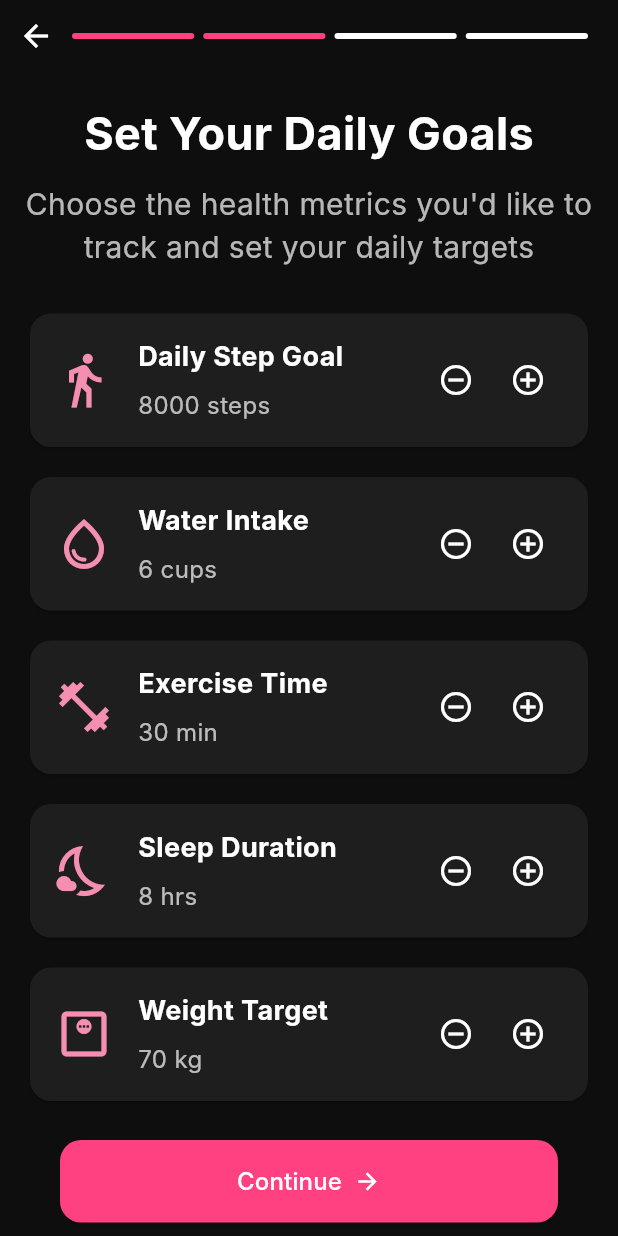
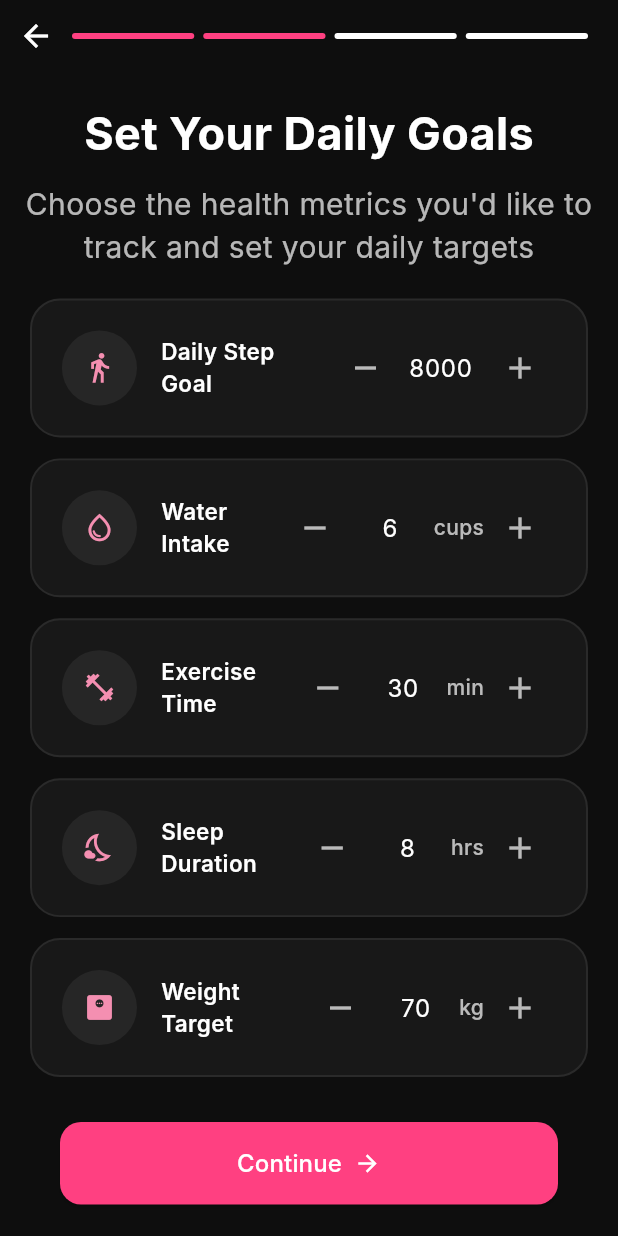
Before and after one commit to SmartyPaants/hyprova_health, a Flutter app: the OnboardingGoalsScreen screen opened directly, on a phone screen of 412 x 824 dp. Run offline on Flutter 3.47's test engine with Material 3 defaults, Android fonts, the light colour scheme and no system bars; Roboto replaces fonts that are missing (Inter).

Commit message:
Saves goals screen data and loads back correctly To work: Animating process from reason screen to goals screen

```diff
--- a/lib/onboarding/onboarding_goals_screen.dart
+++ b/lib/onboarding/onboarding_goals_screen.dart
@@ -45,7 +45,17 @@ class _OnboardingGoalsScreenState extends State<OnboardingGoalsScreen> {
             Row(
               children: [
                 IconButton(
-                  onPressed: () => Navigator.pop(context),
+                  onPressed: () => {
+                    Provider.of<OnboardingState>(context, listen: false)
+                            .setGoals({
+                          "steps": steps,
+                          "water": water,
+                          "exercise": exercise,
+                          "sleep": sleep,
+                          "weight": weight,
+                      }),
+                    Navigator.pop(context)
+                    },
                   icon: const Icon(Icons.arrow_back, color: Colors.white),
                 ),
                 Expanded(
@@ -101,11 +111,10 @@ class _OnboardingGoalsScreenState extends State<OnboardingGoalsScreen> {
                     icon: Icons.directions_walk,
                     title: "Daily Step Goal",
                     value: steps,
-                    unit: "steps",
-                    onPlus: () => setState(() => steps += 100),
-                    onMinus: () => setState(() {
-                      steps = (steps - 100).clamp(1000, 50000);
-                    }),
+                    unit: "",
+                    onPlus: () => setState(() => steps += 500),
+                    onMinus: () => setState(() => steps = (steps - 500).clamp(1000, 50000)),
+                    onChanged: (v) => setState(() => steps = v.clamp(1000, 50000)),
                   ),
                   _goalCard(
                     icon: Icons.water_drop_outlined,
@@ -113,9 +122,8 @@ class _OnboardingGoalsScreenState extends State<OnboardingGoalsScreen> {
                     value: water,
                     unit: "cups",
                     onPlus: () => setState(() => water++),
-                    onMinus: () => setState(() {
-                      water = (water - 1).clamp(1, 30);
-                    }),
+                    onMinus: () => setState(() => water = (water - 1).clamp(1, 30)),
+                    onChanged: (v) => setState(() => water = v.clamp(1, 30)),
                   ),
                   _goalCard(
                     icon: Icons.fitness_center_outlined,
@@ -123,9 +131,8 @@ class _OnboardingGoalsScreenState extends State<OnboardingGoalsScreen> {
                     value: exercise,
                     unit: "min",
                     onPlus: () => setState(() => exercise += 5),
-                    onMinus: () => setState(() {
-                      exercise = (exercise - 5).clamp(5, 300);
-                    }),
+                    onMinus: () => setState(() => exercise = (exercise - 5).clamp(5, 300)),
+                    onChanged: (v) => setState(() => exercise = v.clamp(5, 300)),
                   ),
                   _goalCard(
                     icon: Icons.nights_stay_outlined,
@@ -136,9 +143,10 @@ class _OnboardingGoalsScreenState extends State<OnboardingGoalsScreen> {
                     onMinus: () => setState(() {
                       sleep = (sleep-1).clamp(4, 15);
                     }),
+                    onChanged: (v) => setState(() => sleep = v.clamp(4, 15)),
                   ),
                   _goalCard(
-                    icon: Icons.monitor_weight_outlined,
+                    icon: Icons.monitor_weight_rounded,
                     title: "Weight Target",
                     value: weight,
                     unit: "kg",
@@ -146,6 +154,7 @@ class _OnboardingGoalsScreenState extends State<OnboardingGoalsScreen> {
                     onMinus: () => setState(() {
                       weight = (weight-1).clamp(30, 300);
                     }),
+                    onChanged: (v) => setState(() => weight = v.clamp(30, 300)),
                   ),
 
                   // Continue Button
@@ -219,56 +228,92 @@ class _OnboardingGoalsScreenState extends State<OnboardingGoalsScreen> {
   required String unit,
   required VoidCallback onPlus,
   required VoidCallback onMinus,
+  required Function(int) onChanged,
 }) {
-    return Card(
-      color: const Color(0xFF1E1E1E),
-      shape: RoundedRectangleBorder(
-        borderRadius: BorderRadius.circular(14),
+  final controller = TextEditingController(text: value.toString());
+
+  return Container(
+    margin: const EdgeInsets.only(bottom: 14),
+    padding: const EdgeInsets.all(20),
+    decoration: BoxDecoration(
+      color: Colors.white.withValues(alpha: 0.04),
+      borderRadius: BorderRadius.circular(20),
+      border: Border.all(
+        color: Colors.white.withValues(alpha: 0.08),
+        width: 1.3,
       ),
-      margin: const EdgeInsets.symmetric(vertical: 10),
-      child: Padding(
-        padding: const EdgeInsets.all(16),
+    ),
     child: Row(
       children: [
-            Icon(icon, color: Colors.pink[200], size: 40),
+        // Icon circle
+        Container(
+          padding: const EdgeInsets.all(14),
+          decoration: BoxDecoration(
+            color: Colors.white.withValues(alpha: 0.06),
+            shape: BoxShape.circle,
+          ),
+          child: Icon(icon, color: Colors.pink[200], size: 22),
+        ),
+
         const SizedBox(width: 16),
+
+        // Title
         Expanded(
-              child: Column(
-                crossAxisAlignment: CrossAxisAlignment.start,
-                children: [
-                  Text(
+          child: Text(
             title,
-                    style: const TextStyle(
+            style: TextStyle(
               color: Colors.white,
-                      fontSize: 18,
-                      fontWeight: FontWeight.bold,
+              fontSize: 15,
+              fontWeight: FontWeight.w600,
             ),
           ),
-                  const SizedBox(height: 8),
-                  Text(
-                    "$value $unit",
-                    style: const TextStyle(
-                      color: Colors.white70,
-                      fontSize: 16,
+        ),
+
+        // Minus button
+        IconButton(
+          onPressed: onMinus,
+          icon: const Icon(Icons.remove, color: Colors.white70),
+        ),
+
+        // Text field for typing numbers
+        SizedBox(
+          width: 55,
+          child: TextField(
+            controller: controller,
+            keyboardType: TextInputType.number,
+            textAlign: TextAlign.center,
+            style: const TextStyle(color: Colors.white),
+            decoration: const InputDecoration(
+              border: InputBorder.none,
+              isDense: true,
+              contentPadding: EdgeInsets.zero,
+            ),
+            onSubmitted: (val) {
+              if (val.isNotEmpty && int.tryParse(val) != null) {
+                onChanged(int.parse(val));
+              } else {
+                controller.text = value.toString(); // reset invalid input
+              }
+            },
           ),
         ),
-                ],
+
+        // Unit text
+        Text(
+          unit,
+          style: TextStyle(
+            color: Colors.white70,
+            fontSize: 14,
+            fontWeight: FontWeight.w500,
           ),
         ),
-            Row(
-              children: [
-                IconButton(
-                  onPressed: onMinus,
-                  icon: const Icon(Icons.remove_circle_outline, color: Colors.white),
-                ),
+
+        // Plus button
         IconButton(
           onPressed: onPlus,
-                  icon: const Icon(Icons.add_circle_outline, color: Colors.white),
+          icon: const Icon(Icons.add, color: Colors.white70),
         ),
       ],
-            ),
-          ],
-        ),
     ),
   );
 }
--- a/lib/onboarding/onboarding_reason_screen.dart
+++ b/lib/onboarding/onboarding_reason_screen.dart
@@ -30,7 +30,7 @@ class _OnboardingReasonScreenState extends State<OnboardingReasonScreen> {
           "Better manage a chronic condition or health issue",
     },
     {
-      "icon": Icons.scale_outlined,
+      "icon": Icons.monitor_weight_rounded,
       "title": "Lose weight",
       "subtitle":
           "Support my weight loss journey in a healthier way",
```
Lines whose indentation alone changed are shown as unchanged.
